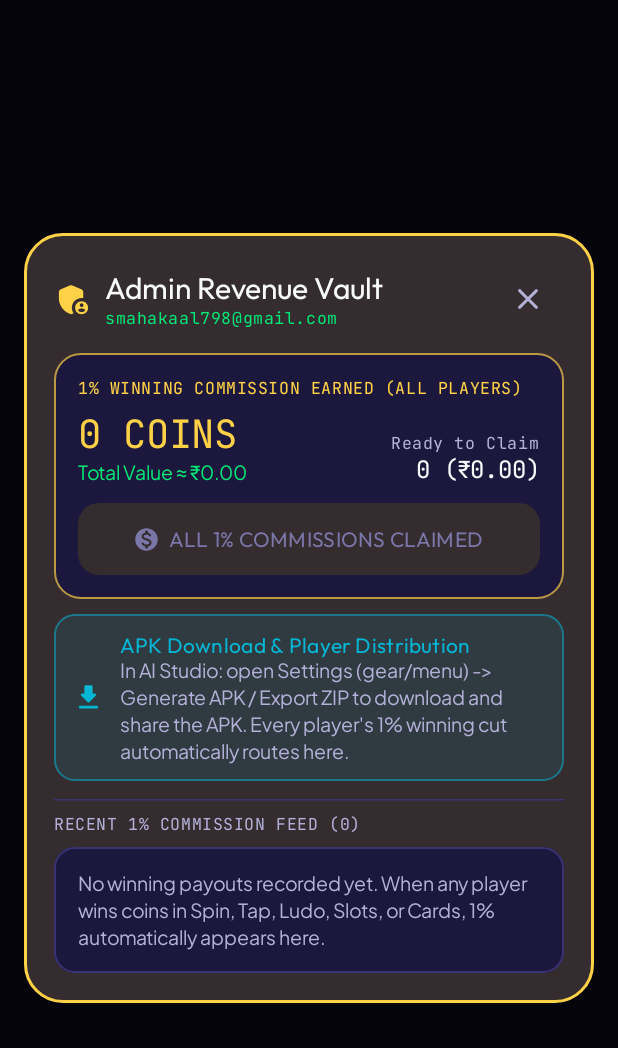
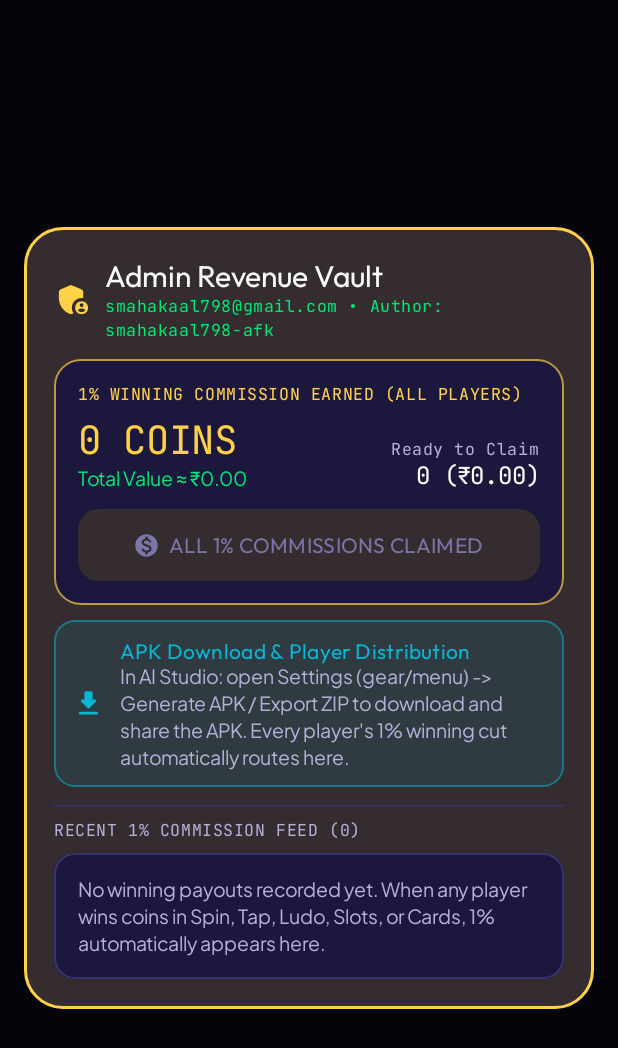
Before and after one commit to smahakaal798-afk/Satyam, an Android app built with Jetpack Compose: the composable AdminDashboardModal called with empty values, on a phone screen of 412 x 824 dp. Shown: the top 1048 px of the screen. Run offline under Robolectric (Android 15) with nearby library versions, the phone set to English and light mode, and no system bars.

Commit message:
feat: display author handle in account modals
Added the developer's handle to the Account Logout and Admin Dashboard modals for attribution.

```diff
--- a/app/src/main/java/com/example/ui/components/AccountLogoutModal.kt
+++ b/app/src/main/java/com/example/ui/components/AccountLogoutModal.kt
@@ -32,11 +32,13 @@ import androidx.compose.runtime.Composable
 import androidx.compose.ui.Alignment
 import androidx.compose.ui.Modifier
 import androidx.compose.ui.platform.testTag
+import androidx.compose.ui.res.stringResource
 import androidx.compose.ui.text.font.FontWeight
 import androidx.compose.ui.text.style.TextOverflow
 import androidx.compose.ui.unit.dp
 import androidx.compose.ui.window.Dialog
 import androidx.compose.ui.window.DialogProperties
+import com.example.R
 import com.example.ui.theme.BorderViolet
 import com.example.ui.theme.BrightEmerald
 import com.example.ui.theme.CardSlate
@@ -262,7 +264,7 @@ fun AccountLogoutModal(
 
                 Spacer(modifier = Modifier.height(8.dp))
                 Text(
-                    text = "Your coins, spins, streak & receipts remain safely stored in your cloud account.",
+                    text = "Your coins, spins, streak & receipts remain safely stored in your cloud account. • Author: ${stringResource(R.string.app_author_handle)}",
                     style = MaterialTheme.typography.labelSmall,
                     color = TextMuted
                 )
--- a/app/src/main/java/com/example/ui/components/AdminDashboardModal.kt
+++ b/app/src/main/java/com/example/ui/components/AdminDashboardModal.kt
@@ -31,11 +31,13 @@ import androidx.compose.runtime.Composable
 import androidx.compose.ui.Alignment
 import androidx.compose.ui.Modifier
 import androidx.compose.ui.platform.testTag
+import androidx.compose.ui.res.stringResource
 import androidx.compose.ui.text.font.FontWeight
 import androidx.compose.ui.text.style.TextOverflow
 import androidx.compose.ui.unit.dp
 import androidx.compose.ui.window.Dialog
 import androidx.compose.ui.window.DialogProperties
+import com.example.R
 import com.example.data.AdminCommissionRecord
 import com.example.data.SPINMINT_ADMIN_EMAIL
 import com.example.ui.theme.BorderViolet
@@ -107,7 +109,7 @@ fun AdminDashboardModal(
                                 fontWeight = FontWeight.ExtraBold
                             )
                             Text(
-                                text = adminEmail.ifBlank { SPINMINT_ADMIN_EMAIL },
+                                text = "${adminEmail.ifBlank { SPINMINT_ADMIN_EMAIL }} • Author: ${stringResource(R.string.app_author_handle)}",
                                 style = MaterialTheme.typography.labelSmall,
                                 color = BrightEmerald
                             )
--- a/app/src/main/res/values/strings.xml
+++ b/app/src/main/res/values/strings.xml
@@ -31,4 +31,5 @@
     <string name="account_logout_desc">Account and Logout</string>
     <string name="sign_in_google">Sign in with Google</string>
     <string name="logout_cta">Logout</string>
+    <string name="app_author_handle">smahakaal798-afk</string>
 </resources>
```
